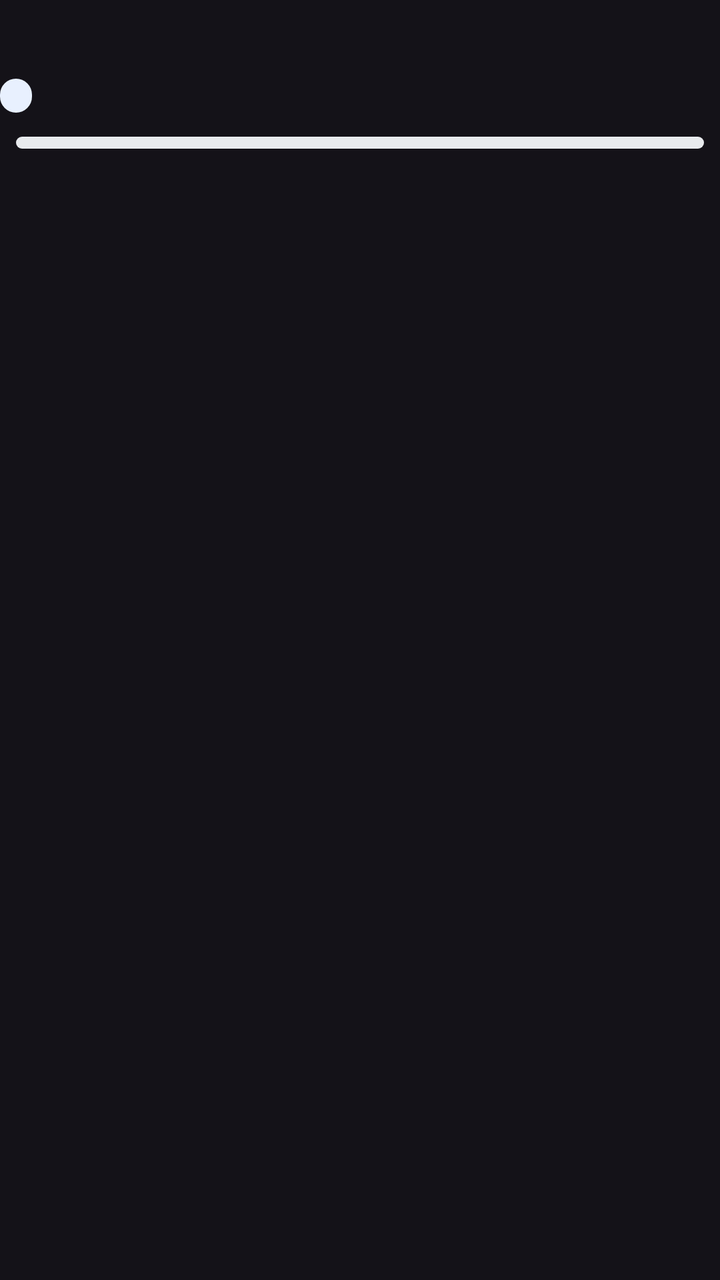
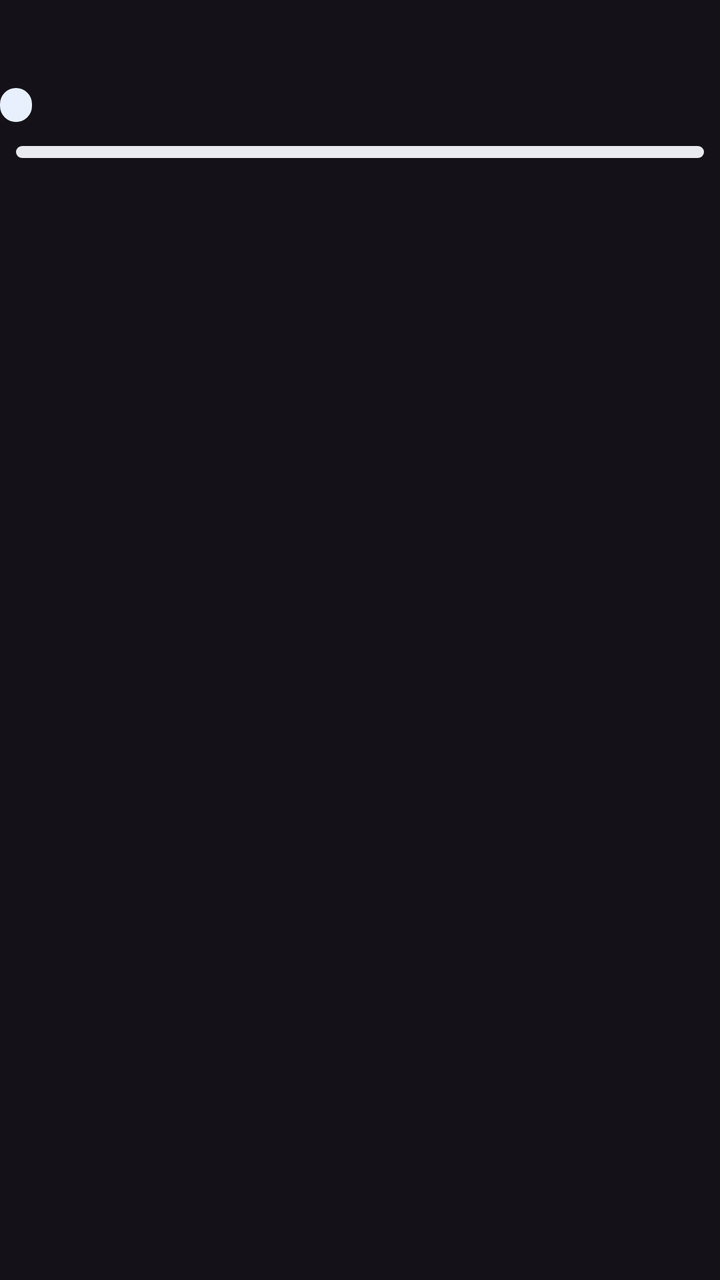

Two renders of the same Android screen: before a commit and after it. Below are the layout's source before the change and the commit's diff.
<!-- AndroidManifest.xml: application theme Theme.FlightBuddy -->
<!-- res/layout/notification_live_expanded.xml -->
<?xml version="1.0" encoding="utf-8"?>
<LinearLayout xmlns:android="http://schemas.android.com/apk/res/android"
    android:id="@+id/notif_expanded_root"
    android:layout_width="match_parent"
    android:layout_height="wrap_content"
    android:orientation="vertical"
    android:paddingTop="2dp"
    android:paddingBottom="4dp">

    <LinearLayout
        android:layout_width="match_parent"
        android:layout_height="wrap_content"
        android:gravity="top"
        android:orientation="horizontal">

        <LinearLayout
            android:layout_width="0dp"
            android:layout_height="wrap_content"
            android:layout_weight="1"
            android:orientation="vertical">

            <TextView
                android:id="@+id/notif_airline_flight"
                android:layout_width="match_parent"
                android:layout_height="wrap_content"
                android:ellipsize="end"
                android:includeFontPadding="false"
                android:maxLines="1"
                android:textAppearance="@style/TextAppearance.Compat.Notification.Info"
                android:textSize="12sp" />

            <TextView
                android:id="@+id/notif_city_route"
                android:layout_width="match_parent"
                android:layout_height="wrap_content"
                android:layout_marginTop="1dp"
                android:ellipsize="end"
                android:includeFontPadding="false"
                android:maxLines="1"
                android:textAppearance="@style/TextAppearance.Compat.Notification.Title"
                android:textStyle="bold" />

            <TextView
                android:id="@+id/notif_freshness"
                android:layout_width="match_parent"
                android:layout_height="wrap_content"
                android:ellipsize="end"
                android:includeFontPadding="false"
                android:maxLines="1"
                android:textAppearance="@style/TextAppearance.Compat.Notification.Info"
                android:textSize="11sp"
                android:visibility="gone" />
        </LinearLayout>

        <ImageView
            android:id="@+id/notif_logo"
            android:layout_width="wrap_content"
            android:layout_height="wrap_content"
            android:layout_marginStart="8dp"
            android:adjustViewBounds="true"
            android:contentDescription="@string/app_name"
            android:maxHeight="36dp"
            android:maxWidth="72dp"
            android:scaleType="fitEnd" />

        <TextView
            android:id="@+id/notif_logo_fallback"
            android:layout_width="wrap_content"
            android:layout_height="wrap_content"
            android:layout_marginStart="8dp"
            android:includeFontPadding="false"
            android:textColor="@color/widget_accent"
            android:textSize="16sp"
            android:textStyle="bold"
            android:visibility="gone" />
    </LinearLayout>

    <LinearLayout
        android:layout_width="match_parent"
        android:layout_height="wrap_content"
        android:layout_marginTop="6dp"
        android:gravity="center_vertical"
        android:orientation="horizontal">

        <TextView
            android:id="@+id/notif_status_pill"
            android:layout_width="wrap_content"
            android:layout_height="wrap_content"
            android:background="@drawable/widget_pill_bg"
            android:includeFontPadding="false"
            android:paddingHorizontal="8dp"
            android:paddingVertical="2dp"
            android:textColor="@color/widget_accent"
            android:textSize="11sp"
            android:textStyle="bold" />

        <TextView
            android:id="@+id/notif_countdown"
            android:layout_width="0dp"
            android:layout_height="wrap_content"
            android:layout_marginStart="8dp"
            android:layout_weight="1"
            android:ellipsize="end"
            android:includeFontPadding="false"
            android:maxLines="1"
            android:textColor="@color/widget_accent"
            android:textSize="13sp"
            android:textStyle="bold" />
    </LinearLayout>

    <LinearLayout
        android:id="@+id/notif_progress_row"
        android:layout_width="match_parent"
        android:layout_height="wrap_content"
        android:layout_marginTop="8dp"
        android:gravity="center_vertical"
        android:orientation="horizontal">

        <TextView
            android:id="@+id/notif_from_iata"
            android:layout_width="wrap_content"
            android:layout_height="wrap_content"
            android:includeFontPadding="false"
            android:textAppearance="@style/TextAppearance.Compat.Notification.Title"
            android:textSize="12sp"
            android:textStyle="bold" />

        <ProgressBar
            android:id="@+id/notif_progress"
            style="@android:style/Widget.ProgressBar.Horizontal"
            android:layout_width="0dp"
            android:layout_height="6dp"
            android:layout_marginStart="8dp"
            android:layout_marginEnd="8dp"
            android:layout_weight="1"
            android:max="100"
            android:progress="0"
            android:progressDrawable="@drawable/widget_progress" />

        <TextView
            android:id="@+id/notif_to_iata"
            android:layout_width="wrap_content"
            android:layout_height="wrap_content"
            android:includeFontPadding="false"
            android:textAppearance="@style/TextAppearance.Compat.Notification.Title"
            android:textSize="12sp"
            android:textStyle="bold" />
    </LinearLayout>

    <LinearLayout
        android:layout_width="match_parent"
        android:layout_height="wrap_content"
        android:layout_marginTop="6dp"
        android:orientation="horizontal">

        <LinearLayout
            android:layout_width="0dp"
            android:layout_height="wrap_content"
            android:layout_weight="1"
            android:orientation="vertical">

            <TextView
                android:id="@+id/notif_dep_time"
                android:layout_width="wrap_content"
                android:layout_height="wrap_content"
                android:includeFontPadding="false"
                android:textAppearance="@style/TextAppearance.Compat.Notification.Title"
                android:textSize="20sp"
                android:textStyle="bold" />

            <TextView
                android:id="@+id/notif_dep_scheduled"
                android:layout_width="wrap_content"
                android:layout_height="wrap_content"
                android:includeFontPadding="false"
                android:textAppearance="@style/TextAppearance.Compat.Notification.Info"
                android:textSize="11sp" />
        </LinearLayout>

        <LinearLayout
            android:layout_width="0dp"
            android:layout_height="wrap_content"
            android:layout_weight="1"
            android:gravity="end"
            android:orientation="vertical">

            <TextView
                android:id="@+id/notif_arr_time"
                android:layout_width="wrap_content"
                android:layout_height="wrap_content"
                android:includeFontPadding="false"
                android:textAppearance="@style/TextAppearance.Compat.Notification.Title"
                android:textSize="20sp"
                android:textStyle="bold" />

            <TextView
                android:id="@+id/notif_arr_scheduled"
                android:layout_width="wrap_content"
                android:layout_height="wrap_content"
                android:includeFontPadding="false"
                android:textAppearance="@style/TextAppearance.Compat.Notification.Info"
                android:textSize="11sp" />
        </LinearLayout>
    </LinearLayout>

    <TextView
        android:id="@+id/notif_stands"
        android:layout_width="match_parent"
        android:layout_height="wrap_content"
        android:layout_marginTop="4dp"
        android:ellipsize="end"
        android:includeFontPadding="false"
        android:maxLines="1"
        android:textAppearance="@style/TextAppearance.Compat.Notification.Info"
        android:textSize="11sp"
        android:visibility="gone" />
</LinearLayout>
<!-- resources referenced by this layout -->
<resources>
  <color name="widget_accent">#1A73E8</color>
  <!-- drawable widget_pill_bg (drawable) -->
  <?xml version="1.0" encoding="utf-8"?>
  <shape xmlns:android="http://schemas.android.com/apk/res/android"
      android:shape="rectangle">
      <solid android:color="@color/widget_pill" />
      <corners android:radius="20dp" />
  </shape>
  <!-- drawable widget_progress (drawable) -->
  <?xml version="1.0" encoding="utf-8"?>
  <layer-list xmlns:android="http://schemas.android.com/apk/res/android">
      <item android:id="@android:id/background">
          <shape android:shape="rectangle">
              <solid android:color="@color/widget_progress_track" />
              <corners android:radius="4dp" />
          </shape>
      </item>
      <item android:id="@android:id/progress">
          <clip>
              <shape android:shape="rectangle">
                  <solid android:color="@color/widget_accent" />
                  <corners android:radius="4dp" />
              </shape>
          </clip>
      </item>
  </layer-list>
  <string name="app_name">FlightBuddy</string>
  <style name="Theme.FlightBuddy" parent="Theme.AppCompat.NoActionBar">
          <item name="android:statusBarColor">@android:color/transparent</item>
          <item name="android:navigationBarColor">@android:color/transparent</item>
          <item name="android:windowBackground">#141218</item>
      </style>
  <color name="widget_pill">#E8F0FE</color>
  <color name="widget_progress_track">#E8EAED</color>
</resources>

<!-- the commit's change to res/layout/notification_live_expanded.xml (unified diff, before → after) -->
@@ -54,14 +54,12 @@
 
         <ImageView
             android:id="@+id/notif_logo"
-            android:layout_width="wrap_content"
-            android:layout_height="wrap_content"
+            android:layout_width="36dp"
+            android:layout_height="36dp"
             android:layout_marginStart="8dp"
             android:adjustViewBounds="true"
             android:contentDescription="@string/app_name"
-            android:maxHeight="36dp"
-            android:maxWidth="72dp"
-            android:scaleType="fitEnd" />
+            android:scaleType="fitCenter" />
 
         <TextView
             android:id="@+id/notif_logo_fallback"
